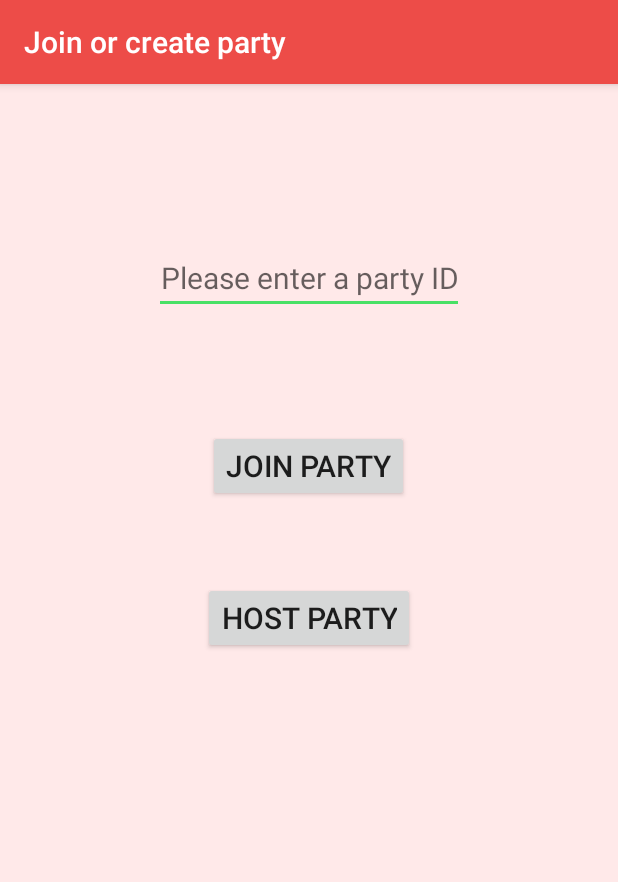
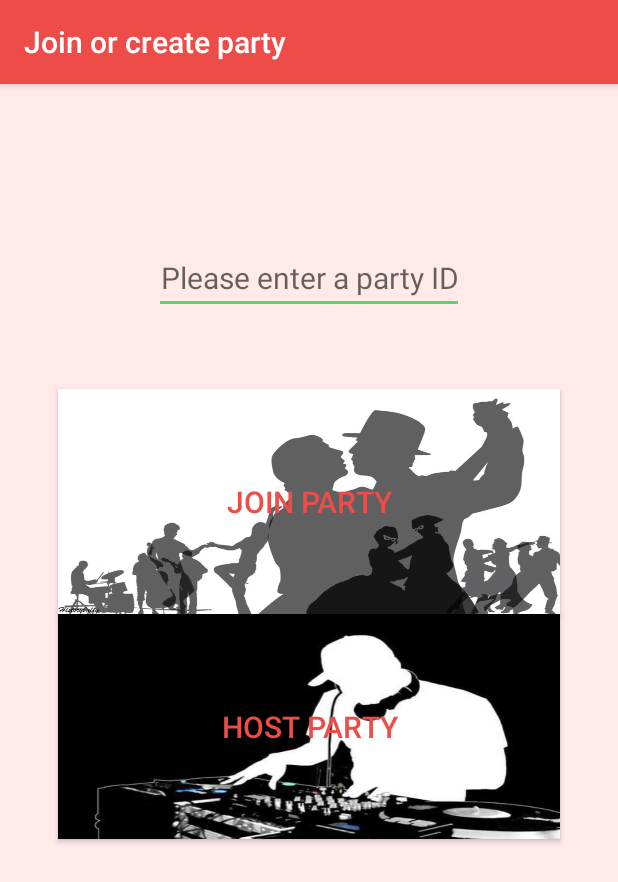
Before and after one commit to sarkingston/Q-DJ, an Android app: the JoinPlaylist screen opened directly, with no data from a screen before it, on a phone screen of 412 x 824 dp. Shown: the top 882 px of the screen. Run offline under Robolectric (Android 15) with nearby library versions, the phone set to English and light mode, and no system bars; our stand-ins replace AdMob.

Commit message:
changed activity_jin_playlist buttons

```diff
--- a/app/src/main/res/layout/activity_join_playlist.xml
+++ b/app/src/main/res/layout/activity_join_playlist.xml
@@ -41,23 +41,31 @@
 
         <Button
             android:layout_width="wrap_content"
-            android:layout_height="wrap_content"
+            android:layout_height="150dp"
             android:text="Join Party"
             android:id="@+id/joinButton"
             android:textSize="20dp"
+            android:textColor="@color/colorPrimary"
             android:layout_below="@+id/party_name"
             android:layout_centerHorizontal="true"
-            android:layout_marginTop="77dp" />
+            android:layout_marginTop="50dp"
+            android:layout_marginLeft="77dp"
+            android:background="@drawable/client_pic"
+            />
 
         <Button
             android:layout_width="wrap_content"
-            android:layout_height="wrap_content"
+            android:layout_height="150dp"
             android:text="Host Party"
             android:id="@+id/hostButton"
             android:textSize="20dp"
+            android:textColor="@color/colorPrimary"
             android:layout_below="@+id/joinButton"
             android:layout_centerHorizontal="true"
-            android:layout_marginTop="53dp" />
+            android:background="@drawable/host_pic"
+            android:layout_marginLeft="77dp"
+
+            />
 
         <!--ImageView
             android:layout_width="120dp"
```
Also changed, not shown: app/src/main/res/drawable/client_pic.jpg (added), app/src/main/res/drawable/host_pic.jpg (added).
